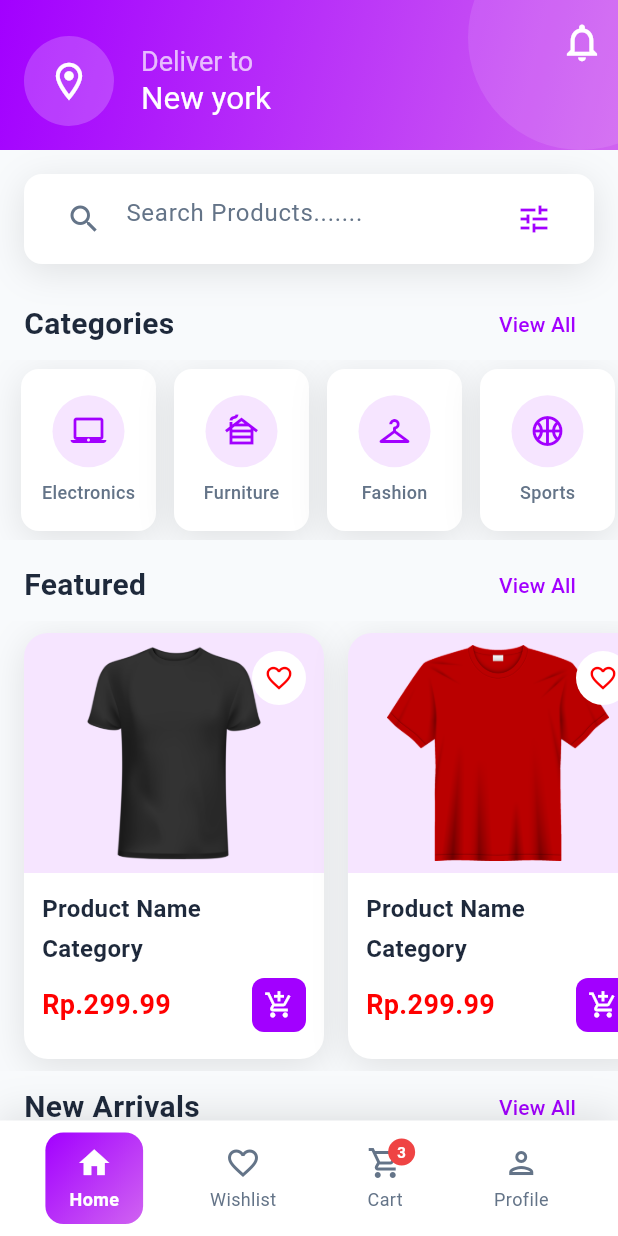
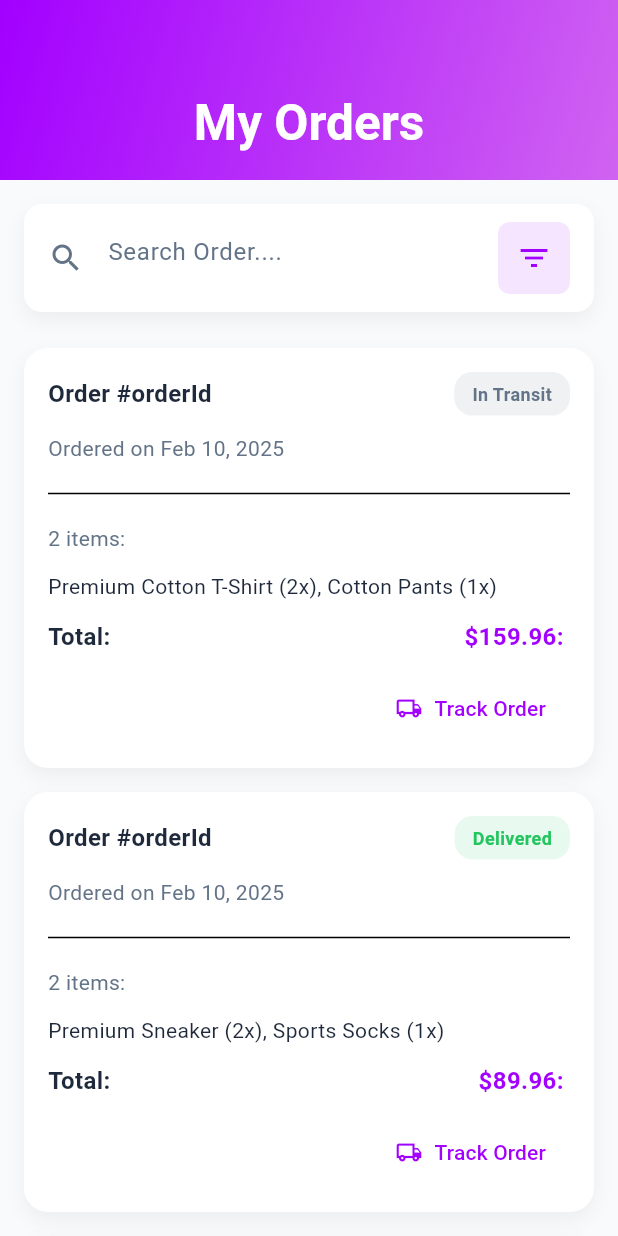
Before and after one commit to FarhanDev2025/uas-semester-4, a Flutter app: the screen it shows after launch, on a phone screen of 412 x 824 dp. Run offline on Flutter 3.47's test engine with Material 3 defaults, Android fonts, the phone set to English and light mode, and no system bars; Roboto replaces fonts that are missing (Poppins).

Commit message:
Tambah order_list_screen di part_3

```diff
--- a/lib/main.dart
+++ b/lib/main.dart
@@ -2,6 +2,7 @@ import 'package:app_jualan/screens/choose_language_screen.dart';
 import 'package:app_jualan/screens/forgot_email_screen.dart';
 import 'package:app_jualan/screens/forgot_password_screen.dart';
 import 'package:app_jualan/screens/main_screen.dart';
+import 'package:app_jualan/screens/order_list_screen.dart';
 import 'package:app_jualan/screens/otp_verification_screen.dart';
 import 'package:app_jualan/screens/splash_screen.dart';
 import 'package:app_jualan/theme/theme.dart';
@@ -29,7 +30,7 @@ class MyApp extends StatelessWidget {
       title: 'jualan',
       debugShowCheckedModeBanner: false,
       theme: AppTheme.lightTheme,
-      home: MainScreen(),
+      home: OrderListScreen(),
     );
   }
 }
--- /dev/null
+++ b/lib/screens/order_list_screen.dart
@@ -0,0 +1,294 @@
+import 'package:app_jualan/screens/order_tracking_screen.dart';
+import 'package:app_jualan/theme/theme.dart';
+import 'package:flutter/material.dart';
+
+class OrderListScreen extends StatelessWidget {
+  final orders = [
+    {
+      'orderId': '12345',
+      'date': 'Feb 10, 2025',
+      'status': 'In Transit',
+      'items': ['Premium Cotton T-Shirt (2x)', 'Cotton Pants (1x)'],
+      'total': 159.96,
+    },
+    {
+      'orderId': '12345',
+      'date': 'Feb 10, 2025',
+      'status': 'Delivered',
+      'items': ['Premium Sneaker (2x)', 'Sports Socks (1x)'],
+      'total': 89.96,
+    },
+    {
+      'orderId': '12345',
+      'date': 'Feb 10, 2025',
+      'status': 'Cancelled',
+      'items': ['Winter Jacket (3x)'],
+      'total': 199.96,
+    },
+    {
+      'orderId': '12345',
+      'date': 'Feb 10, 2025',
+      'status': 'Processing',
+      'items': [
+        'Denim Jeans (2x)',
+        'Belt (1x)'
+            'Cotton Shirt (2x)',
+      ],
+      'total': 249.96,
+    },
+  ];
+
+  Color _getStatusColor(String status) {
+    switch (status.toLowerCase()) {
+      case "delivered":
+        return AppTheme.succes;
+      case "In transit":
+        return AppTheme.warning;
+
+      case "processing":
+        return AppTheme.primaryColor;
+
+      case "cancelleed":
+        return const Color.fromARGB(255, 244, 16, 16);
+
+      default:
+        return AppTheme.textSecondary;
+    }
+  }
+
+  Widget _buildOrderCard({
+    required String orderId,
+    required String date,
+    required String status,
+    required List<String> items,
+    required double total,
+    required VoidCallback onTap,
+    required BuildContext context,
+  }) {
+    return Container(
+      margin: EdgeInsets.only(bottom: 16),
+      decoration: BoxDecoration(
+        color: Colors.white,
+        borderRadius: BorderRadius.circular(16),
+        boxShadow: [
+          BoxShadow(
+            color: Colors.black.withOpacity(0.05),
+            blurRadius: 10,
+            offset: Offset(0, 5),
+          ),
+        ],
+      ),
+      child: InkWell(
+        onTap: onTap,
+        borderRadius: BorderRadius.circular(16),
+        child: Padding(
+          padding: EdgeInsets.all(16),
+          child: Column(
+            crossAxisAlignment: CrossAxisAlignment.start,
+            children: [
+              Row(
+                mainAxisAlignment: MainAxisAlignment.spaceBetween,
+                children: [
+                  Text(
+                    'Order #orderId',
+                    style: TextStyle(
+                      fontSize: 16,
+                      fontWeight: FontWeight.bold,
+                      color: AppTheme.textPrimary,
+                    ),
+                  ),
+
+                  Container(
+                    padding: EdgeInsets.symmetric(horizontal: 12, vertical: 6),
+                    decoration: BoxDecoration(
+                      color: _getStatusColor(status).withOpacity(0.1),
+                      borderRadius: BorderRadius.circular(12),
+                    ),
+                    child: Text(
+                      status,
+                      style: TextStyle(
+                        color: _getStatusColor(status),
+                        fontWeight: FontWeight.bold,
+                        fontSize: 12,
+                      ),
+                    ),
+                  ),
+                ],
+              ),
+              SizedBox(height: 12),
+              Text(
+                'Ordered on $date',
+                style: TextStyle(fontSize: 14, color: AppTheme.textSecondary),
+              ),
+              SizedBox(height: 12),
+              Divider(),
+              SizedBox(height: 12),
+              Text(
+                '${items.length} ${items.length == 1 ? 'items' : 'items'}:',
+                style: TextStyle(fontSize: 14, color: AppTheme.textSecondary),
+              ),
+              SizedBox(height: 12),
+              Text(
+                items.join(', '),
+                style: TextStyle(fontSize: 14, color: AppTheme.textPrimary),
+                maxLines: 2,
+                overflow: TextOverflow.ellipsis,
+              ),
+              SizedBox(height: 12),
+              Row(
+                mainAxisAlignment: MainAxisAlignment.spaceBetween,
+                children: [
+                  Text(
+                    "Total: ",
+                    style: TextStyle(
+                      fontSize: 16,
+                      fontWeight: FontWeight.bold,
+                      color: AppTheme.textPrimary,
+                    ),
+                  ),
+                  Text(
+                    "\$${total.toStringAsFixed(2)}: ",
+                    style: TextStyle(
+                      fontSize: 16,
+                      fontWeight: FontWeight.bold,
+                      color: AppTheme.primaryColor,
+                    ),
+                  ),
+                ],
+              ),
+
+              SizedBox(height: 12),
+              Row(
+                children: [
+                  Spacer(),
+                  TextButton.icon(
+                    icon: Icon(Icons.local_shipping_outlined, size: 18),
+                    onPressed: () {
+                      Navigator.push(
+                        context,
+                        MaterialPageRoute(
+                          builder: (context) => OrderTrackingScreen(),
+                        ),
+                      );
+                    },
+                    label: Text("Track Order"),
+                    style: TextButton.styleFrom(
+                      foregroundColor: AppTheme.primaryColor,
+                    ),
+                  ),
+                ],
+              ),
+            ],
+          ),
+        ),
+      ),
+    );
+  }
+
+  @override
+  Widget build(BuildContext context) {
+    return Scaffold(
+      backgroundColor: AppTheme.backgroundColor,
+      body: CustomScrollView(
+        slivers: [
+          SliverAppBar(
+            pinned: true,
+            expandedHeight: 120,
+            backgroundColor: Colors.transparent,
+            flexibleSpace: Container(
+              decoration: BoxDecoration(
+                gradient: LinearGradient(
+                  colors: AppTheme.primaryGradient,
+                  begin: Alignment.topLeft,
+                  end: Alignment.bottomRight,
+                ),
+              ),
+              child: FlexibleSpaceBar(
+                centerTitle: true,
+                title: Text(
+                  "My Orders",
+                  style: TextStyle(
+                    color: Colors.white,
+                    fontWeight: FontWeight.bold,
+                  ),
+                ),
+              ),
+            ),
+          ),
+          SliverToBoxAdapter(
+            child: Padding(
+              padding: EdgeInsets.all(16),
+              child: Column(
+                children: [
+                  Container(
+                    padding: EdgeInsets.symmetric(horizontal: 16, vertical: 12),
+                    decoration: BoxDecoration(
+                      color: Colors.white,
+                      borderRadius: BorderRadius.circular(12),
+                      boxShadow: [
+                        BoxShadow(
+                          color: Colors.black.withOpacity(0.05),
+                          blurRadius: 10,
+                          offset: Offset(0, 5),
+                        ),
+                      ],
+                    ),
+                    child: Row(
+                      children: [
+                        Expanded(
+                          child: TextField(
+                            decoration: InputDecoration(
+                              hintText: "Search Order....",
+                              hintStyle: TextStyle(
+                                color: AppTheme.textSecondary,
+                              ),
+                              border: InputBorder.none,
+                              icon: Icon(
+                                Icons.search,
+                                color: AppTheme.textSecondary,
+                              ),
+                              suffixIcon: Container(
+                                padding: EdgeInsets.all(8),
+                                decoration: BoxDecoration(
+                                  color: AppTheme.primaryColor.withOpacity(0.1),
+                                  borderRadius: BorderRadius.circular(8),
+                                ),
+                                child: Icon(
+                                  Icons.filter_list,
+                                  color: AppTheme.primaryColor,
+                                ),
+                              ),
+                            ),
+                          ),
+                        ),
+                      ],
+                    ),
+                  ),
+                  SizedBox(height: 24),
+                  ...orders.map(
+                    (order) => _buildOrderCard(
+                      orderId: order['orderId'] as String,
+                      date: order['date'] as String,
+                      status: order['status'] as String,
+                      items: order['items'] as List<String>,
+                      total: order['total'] as double,
+                      onTap: () {
+                        //   Navigator.push(
+                        //     context,
+                        //     MaterialPageRoute(
+                        //       builder: (context) =>OrderDetailsScreen,
+                        //     ),
+                        //   );
+                      },
+                      context: context,
+                    ),
+                  ),
+                ],
+              ),
+            ),
+          ),
+        ],
+      ),
+    );
+  }
+}
```
